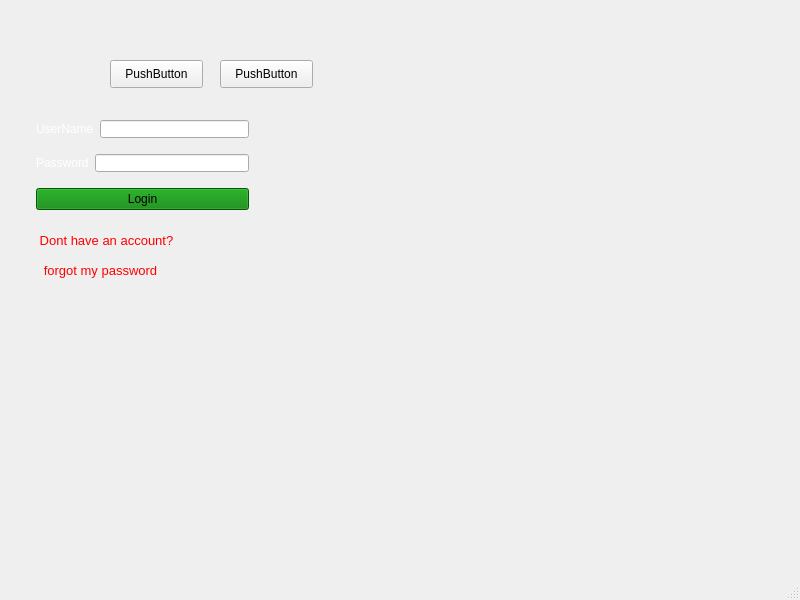
Before: the Qt Designer form login.ui in ErfanGerami/AP-Project, drawn with Qt 5.
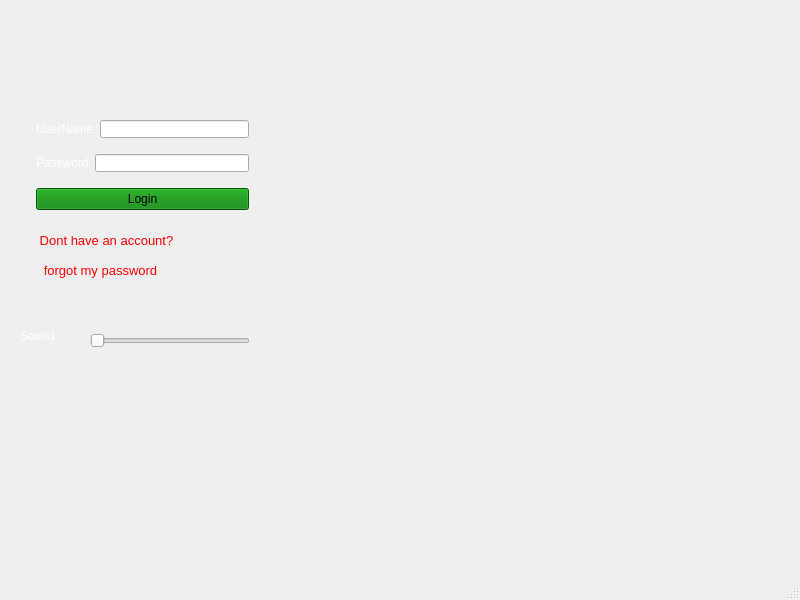
After: the same form once the commit is applied. Icons and pictures are not drawn.

Commit message: adding slider to adjust sound volume

```diff
--- a/login.ui
+++ b/login.ui
@@ -187,38 +187,42 @@
      <string>forgot my password</string>
     </property>
    </widget>
-   <widget class="QPushButton" name="pushButton_3">
+   <widget class="QSlider" name="horizontalSlider">
     <property name="geometry">
      <rect>
-      <x>110</x>
-      <y>60</y>
-      <width>93</width>
-      <height>28</height>
+      <x>90</x>
+      <y>330</y>
+      <width>160</width>
+      <height>22</height>
      </rect>
     </property>
-    <property name="text">
-     <string>PushButton</string>
+    <property name="orientation">
+     <enum>Qt::Horizontal</enum>
     </property>
    </widget>
-   <widget class="QPushButton" name="pushButton">
+   <widget class="QLabel" name="PassL_2">
     <property name="geometry">
      <rect>
-      <x>220</x>
-      <y>60</y>
-      <width>93</width>
-      <height>28</height>
+      <x>20</x>
+      <y>320</y>
+      <width>55</width>
+      <height>31</height>
      </rect>
     </property>
+    <property name="styleSheet">
+     <string notr="true">color:white
+</string>
+    </property>
     <property name="text">
-     <string>PushButton</string>
+     <string>Sound</string>
     </property>
    </widget>
    <zorder>layoutWidget</zorder>
    <zorder>forgot</zorder>
    <zorder>start</zorder>
    <zorder>label</zorder>
-   <zorder>pushButton_3</zorder>
-   <zorder>pushButton</zorder>
+   <zorder>horizontalSlider</zorder>
+   <zorder>PassL_2</zorder>
   </widget>
   <widget class="QMenuBar" name="menubar">
    <property name="geometry">
```
The commit also changes 4 other files.
